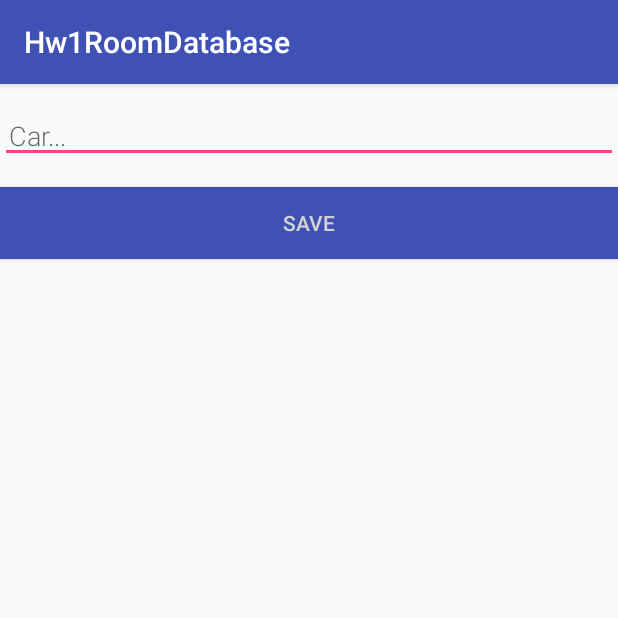
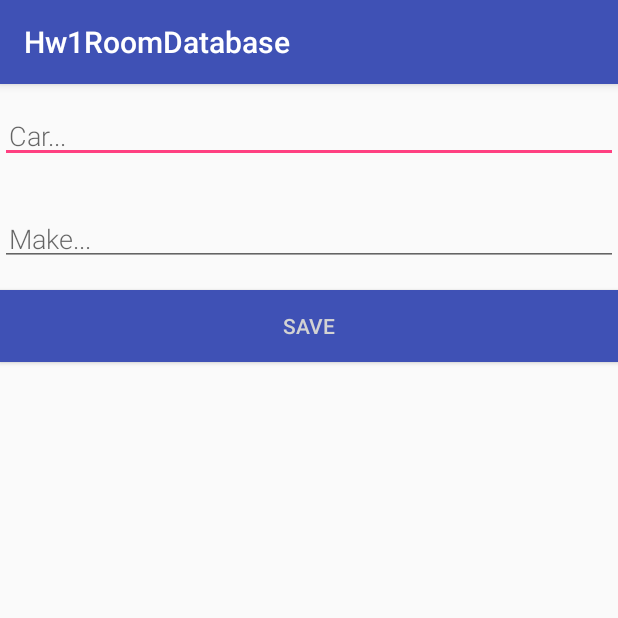
Before and after one commit to tiemonl/Classwork, an Android app: the NewCarActivity screen opened directly, with no data from a screen before it, on a phone screen of 412 x 824 dp, the top half of it. Run offline under Robolectric (Android 15) with nearby library versions, the phone set to English and light mode, and no system bars.

Commit message:
added car make to database

```diff
--- a/Hw1RoomDatabase/app/src/main/java/com/csc594/liamtiemon/hw1roomdatabase/Car.kt
+++ b/Hw1RoomDatabase/app/src/main/java/com/csc594/liamtiemon/hw1roomdatabase/Car.kt
@@ -5,4 +5,4 @@ import android.arch.persistence.room.Entity
 import android.arch.persistence.room.PrimaryKey
 
 @Entity(tableName = "car_table")
-data class Car(@PrimaryKey @ColumnInfo(name = "car") val car: String)
+data class Car(@PrimaryKey @ColumnInfo(name = "car") val car: String, @ColumnInfo(name = "make") val make: String)
--- a/Hw1RoomDatabase/app/src/main/java/com/csc594/liamtiemon/hw1roomdatabase/CarListAdapter.kt
+++ b/Hw1RoomDatabase/app/src/main/java/com/csc594/liamtiemon/hw1roomdatabase/CarListAdapter.kt
@@ -25,7 +25,8 @@ class CarListAdapter internal constructor(
 
     override fun onBindViewHolder(holder: CarViewHolder, position: Int) {
         val current = cars[position]
-        holder.carItemView.text = current.car
+        val carString = current.car + " " + current.make
+        holder.carItemView.text = carString
     }
 
     internal fun setCars(cars: List<Car>) {
--- a/Hw1RoomDatabase/app/src/main/java/com/csc594/liamtiemon/hw1roomdatabase/CarRoomDatabase.kt
+++ b/Hw1RoomDatabase/app/src/main/java/com/csc594/liamtiemon/hw1roomdatabase/CarRoomDatabase.kt
@@ -10,7 +10,7 @@ import kotlinx.coroutines.experimental.Dispatchers
 import kotlinx.coroutines.experimental.IO
 import kotlinx.coroutines.experimental.launch
 
-@Database(entities = [Car::class], version = 1)
+@Database(entities = [Car::class], version = 2)
 abstract class CarRoomDatabase : RoomDatabase() {
 
     abstract fun carDao(): CarDao
@@ -53,9 +53,9 @@ abstract class CarRoomDatabase : RoomDatabase() {
         fun populateDatabase(carDao: CarDao) {
             carDao.deleteAll()
 
-            var car = Car("Maserati")
+            var car = Car("Maserati", "Giullia")
             carDao.insert(car)
-            car = Car("Ferrari")
+            car = Car("Ferrari", "F50")
             carDao.insert(car)
         }
     }
--- a/Hw1RoomDatabase/app/src/main/java/com/csc594/liamtiemon/hw1roomdatabase/MainActivity.kt
+++ b/Hw1RoomDatabase/app/src/main/java/com/csc594/liamtiemon/hw1roomdatabase/MainActivity.kt
@@ -48,7 +48,7 @@ class MainActivity : AppCompatActivity() {
 
         if (requestCode == newCarActivityRequestCode && resultCode == Activity.RESULT_OK) {
             data?.let {
-                val car = Car(it.getStringExtra(NewCarActivity.EXTRA_REPLY))
+                val car = Car(it.getStringExtra("car"), it.getStringExtra("make"))
                 carViewModel.insert(car)
             }
         } else {
--- a/Hw1RoomDatabase/app/src/main/java/com/csc594/liamtiemon/hw1roomdatabase/NewCarActivity.kt
+++ b/Hw1RoomDatabase/app/src/main/java/com/csc594/liamtiemon/hw1roomdatabase/NewCarActivity.kt
@@ -11,20 +11,24 @@ import android.widget.EditText
 class NewCarActivity : AppCompatActivity() {
 
     private lateinit var editCarView: EditText
+    private lateinit var editCarMakeView: EditText
 
     public override fun onCreate(savedInstanceState: Bundle?) {
         super.onCreate(savedInstanceState)
         setContentView(R.layout.activity_new_car)
         editCarView = findViewById(R.id.edit_car)
+        editCarMakeView = findViewById(R.id.edit_car_make)
 
         val button = findViewById<Button>(R.id.button_save)
         button.setOnClickListener {
             val replyIntent = Intent()
-            if (TextUtils.isEmpty(editCarView.text)) {
+            if (TextUtils.isEmpty(editCarView.text) || TextUtils.isEmpty(editCarMakeView.text)) {
                 setResult(Activity.RESULT_CANCELED, replyIntent)
             } else {
                 val car = editCarView.text.toString()
-                replyIntent.putExtra(EXTRA_REPLY, car)
+                val make = editCarMakeView.text.toString()
+                replyIntent.putExtra("car", car)
+                replyIntent.putExtra("make", make)
                 setResult(Activity.RESULT_OK, replyIntent)
             }
             finish()
--- a/Hw1RoomDatabase/app/src/main/res/layout/activity_new_car.xml
+++ b/Hw1RoomDatabase/app/src/main/res/layout/activity_new_car.xml
@@ -15,6 +15,17 @@
         android:layout_marginBottom="@dimen/big_padding"
         android:layout_marginTop="@dimen/big_padding"
         android:textSize="18sp" />
+    <EditText
+        android:id="@+id/edit_car_make"
+        android:layout_width="match_parent"
+        android:layout_height="wrap_content"
+        android:fontFamily="sans-serif-light"
+        android:hint="@string/hint_car_make"
+        android:inputType="textAutoComplete"
+        android:padding="@dimen/small_padding"
+        android:layout_marginBottom="@dimen/big_padding"
+        android:layout_marginTop="@dimen/big_padding"
+        android:textSize="18sp" />
 
     <Button
         android:id="@+id/button_save"
--- a/Hw1RoomDatabase/app/src/main/res/values/strings.xml
+++ b/Hw1RoomDatabase/app/src/main/res/values/strings.xml
@@ -4,4 +4,5 @@
     <string name="hint_car">Car...</string>
     <string name="button_save">Save</string>
     <string name="empty_not_saved">Car not saved because it is empty.</string>
+    <string name="hint_car_make">Make...</string>
 </resources>
```
